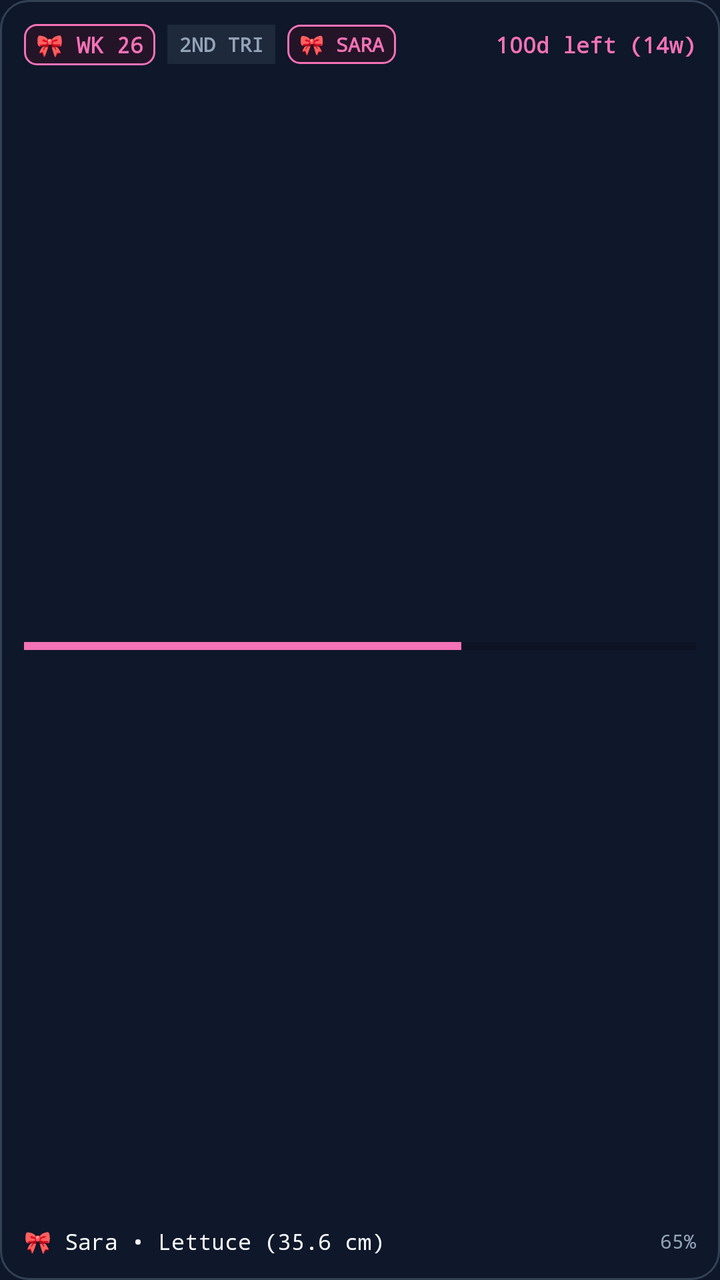
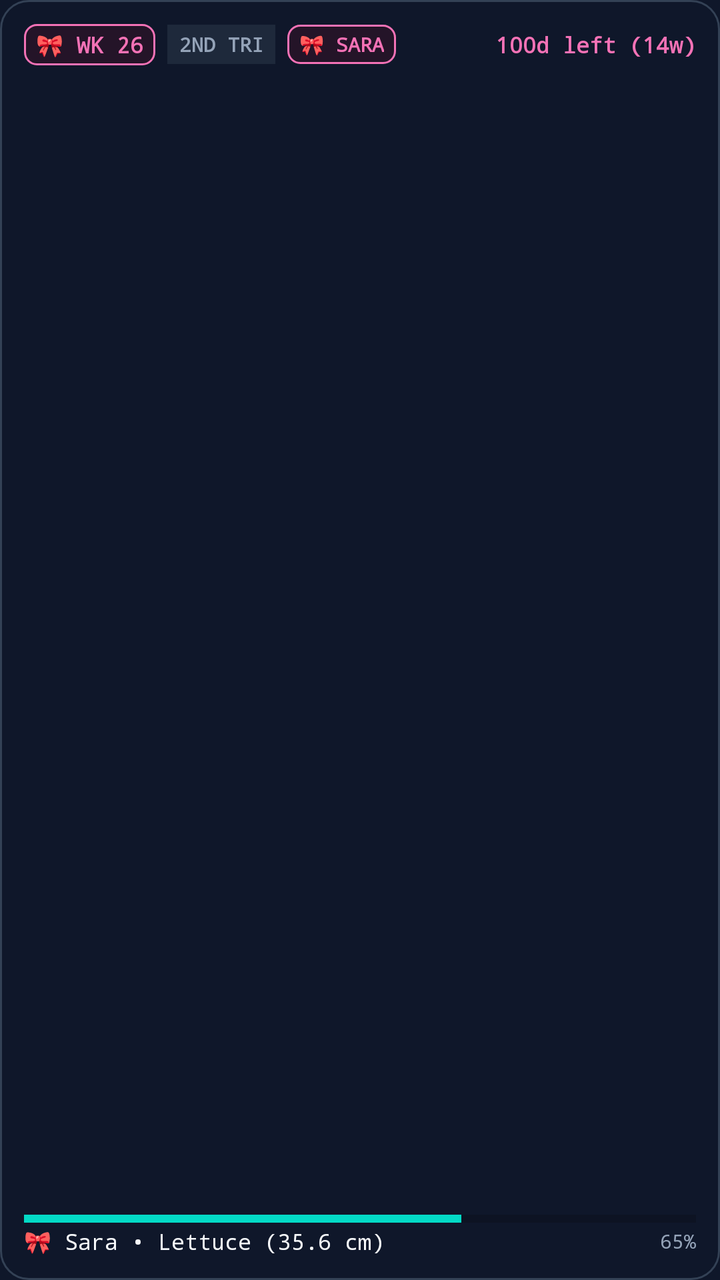

Compare the two renders of this Android layout. The source of the first and the diff that turns it into the second are given below.
<!-- AndroidManifest.xml: application theme Theme.BabySteps -->
<!-- res/layout/widget_baby_steps.xml -->
<?xml version="1.0" encoding="utf-8"?>
<LinearLayout xmlns:android="http://schemas.android.com/apk/res/android"
    android:id="@+id/widget_root"
    android:layout_width="match_parent"
    android:layout_height="match_parent"
    android:background="@drawable/widget_bg"
    android:orientation="vertical"
    android:padding="12dp">

    
    <LinearLayout
        android:layout_width="match_parent"
        android:layout_height="wrap_content"
        android:gravity="center_vertical"
        android:orientation="horizontal">

        <TextView
            android:id="@+id/tv_widget_week"
            android:layout_width="wrap_content"
            android:layout_height="wrap_content"
            android:background="@drawable/badge_bg"
            android:fontFamily="monospace"
            android:paddingHorizontal="6dp"
            android:paddingVertical="3dp"
            android:text="🎀 WK 26"
            android:textColor="#F472B6"
            android:textSize="11sp"
            android:textStyle="bold" />

        <TextView
            android:id="@+id/tv_widget_trimester"
            android:layout_width="wrap_content"
            android:layout_height="wrap_content"
            android:layout_marginStart="6dp"
            android:background="#1E293B"
            android:fontFamily="monospace"
            android:paddingHorizontal="6dp"
            android:paddingVertical="3dp"
            android:text="2ND TRI"
            android:textColor="#94A3B8"
            android:textSize="10sp"
            android:textStyle="bold" />

        <TextView
            android:id="@+id/tv_widget_name"
            android:layout_width="wrap_content"
            android:layout_height="wrap_content"
            android:layout_marginStart="6dp"
            android:background="@drawable/badge_bg"
            android:fontFamily="monospace"
            android:paddingHorizontal="6dp"
            android:paddingVertical="3dp"
            android:text="🎀 SARA"
            android:textColor="#F472B6"
            android:textSize="10sp"
            android:textStyle="bold" />

        <FrameLayout
            android:layout_width="0dp"
            android:layout_height="1dp"
            android:layout_weight="1" />

        <TextView
            android:id="@+id/tv_widget_days_left"
            android:layout_width="wrap_content"
            android:layout_height="wrap_content"
            android:fontFamily="monospace"
            android:text="100d left (14w)"
            android:textColor="#F472B6"
            android:textSize="11sp"
            android:textStyle="bold" />
    </LinearLayout>

    
    <LinearLayout
        android:layout_width="match_parent"
        android:layout_height="0dp"
        android:layout_weight="1"
        android:gravity="center_vertical"
        android:orientation="vertical">

        <ProgressBar
            android:id="@+id/widget_progress"
            style="?android:attr/progressBarStyleHorizontal"
            android:layout_width="match_parent"
            android:layout_height="8dp"
            android:layout_marginTop="4dp"
            android:layout_marginBottom="4dp"
            android:max="100"
            android:progress="65"
            android:progressTint="#F472B6" />
    </LinearLayout>

    
    <LinearLayout
        android:layout_width="match_parent"
        android:layout_height="wrap_content"
        android:gravity="center_vertical"
        android:orientation="horizontal">

        <TextView
            android:id="@+id/tv_widget_fruit"
            android:layout_width="0dp"
            android:layout_height="wrap_content"
            android:layout_weight="1"
            android:ellipsize="end"
            android:fontFamily="monospace"
            android:maxLines="1"
            android:text="🎀 Sara • Lettuce (35.6 cm)"
            android:textColor="#F8FAFC"
            android:textSize="11sp" />

        <TextView
            android:id="@+id/tv_widget_percent"
            android:layout_width="wrap_content"
            android:layout_height="wrap_content"
            android:fontFamily="monospace"
            android:text="65%"
            android:textColor="#94A3B8"
            android:textSize="10sp" />
    </LinearLayout>

</LinearLayout>
<!-- resources referenced by this layout -->
<resources>
  <!-- drawable badge_bg (drawable) -->
  <?xml version="1.0" encoding="utf-8"?>
  <shape xmlns:android="http://schemas.android.com/apk/res/android"
      android:shape="rectangle">
      <solid android:color="#241428" />
      <stroke android:width="1dp" android:color="#F472B6" />
      <corners android:radius="6dp" />
  </shape>
  <!-- drawable widget_bg (drawable) -->
  <?xml version="1.0" encoding="utf-8"?>
  <shape xmlns:android="http://schemas.android.com/apk/res/android"
      android:shape="rectangle">
      <solid android:color="#0F172A" />
      <stroke android:width="1dp" android:color="#334155" />
      <corners android:radius="14dp" />
  </shape>
  <style name="Theme.BabySteps" parent="Theme.MaterialComponents.DayNight.NoActionBar">
          <item name="android:statusBarColor">#0F172A</item>
          <item name="android:navigationBarColor">#0F172A</item>
          <item name="android:windowBackground">#0F172A</item>
      </style>
</resources>

<!-- the commit's change to res/layout/widget_baby_steps.xml (unified diff, before → after) -->
@@ -76,19 +76,26 @@
         android:layout_width="match_parent"
         android:layout_height="0dp"
         android:layout_weight="1"
-        android:gravity="center_vertical"
+        android:gravity="center"
         android:orientation="vertical">
+
+        <ImageView
+            android:id="@+id/widget_track_canvas"
+            android:layout_width="match_parent"
+            android:layout_height="0dp"
+            android:layout_weight="1"
+            android:contentDescription="Baby Track Preview"
+            android:scaleType="fitCenter" />
 
         <ProgressBar
             android:id="@+id/widget_progress"
             style="?android:attr/progressBarStyleHorizontal"
             android:layout_width="match_parent"
-            android:layout_height="8dp"
-            android:layout_marginTop="4dp"
-            android:layout_marginBottom="4dp"
+            android:layout_height="4dp"
+            android:layout_marginTop="2dp"
+            android:layout_marginBottom="2dp"
             android:max="100"
-            android:progress="65"
-            android:progressTint="#F472B6" />
+            android:progress="65" />
     </LinearLayout>
 
     
